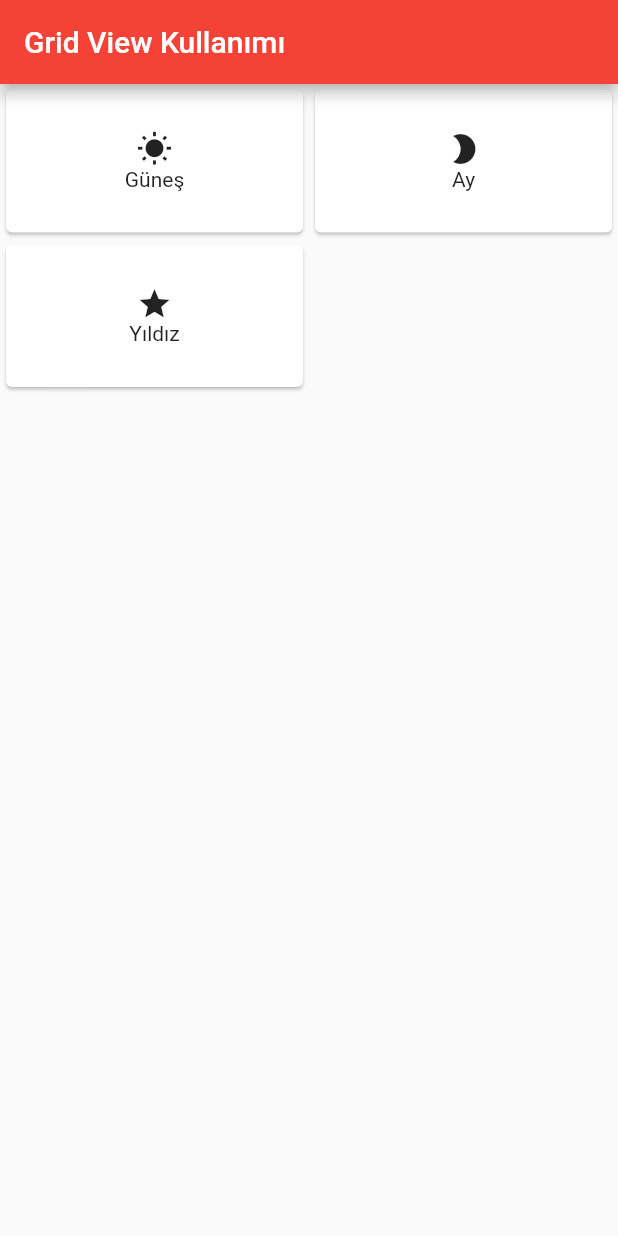
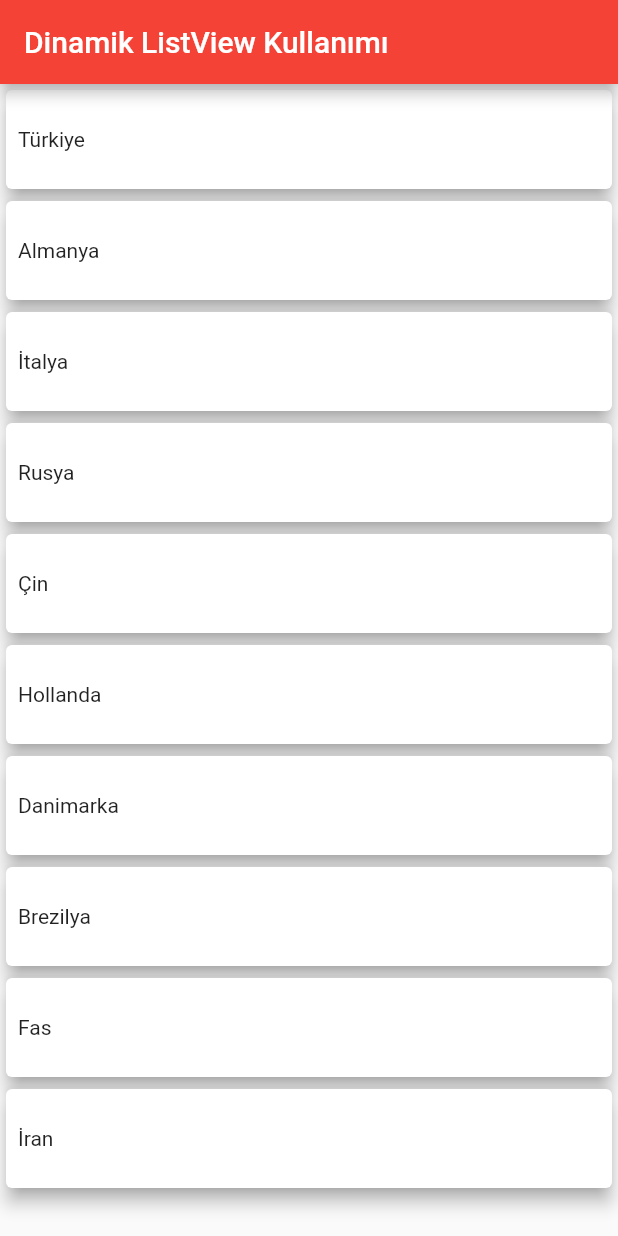
Before and after one commit to ahmtcylnn/flutter_begin, a Flutter app: the screen it shows after launch, on a phone screen of 412 x 824 dp. Run offline on Flutter 3.47's test engine with Material 2 defaults, Android fonts, the phone set to English and light mode, and no system bars.

Commit message:
Using Dinamic ListView

```diff
--- /dev/null
+++ b/lib/DinamicListView.dart
@@ -0,0 +1,51 @@
+import 'package:flutter/material.dart';
+
+class DinamicListView extends StatefulWidget {
+  const DinamicListView({super.key});
+
+  @override
+  State<DinamicListView> createState() => _DinamicListViewState();
+}
+
+class _DinamicListViewState extends State<DinamicListView> {
+  var ulkeler = [
+    "Türkiye",
+    "Almanya",
+    "İtalya",
+    "Rusya",
+    "Çin",
+    "Hollanda",
+    "Danimarka",
+    "Brezilya",
+    "Fas",
+    "İran"
+  ];
+
+  @override
+  Widget build(BuildContext context) {
+    return Scaffold(
+        appBar: AppBar(
+          title: const Text("Dinamik ListView Kullanımı"),
+        ),
+        body: ListView.builder(
+          itemCount: ulkeler.length,
+          itemBuilder: (context, indeks) {
+            return Card(
+              shadowColor: Colors.grey,
+              elevation: 5.0,
+              child: Padding(
+                padding: const EdgeInsets.all(8.0),
+                child: SizedBox(
+                  height: 50,
+                  child: Row(
+                    children: [
+                      Text(ulkeler[indeks]),
+                    ],
+                  ),
+                ),
+              ),
+            );
+          },
+        ));
+  }
+}
--- a/lib/main.dart
+++ b/lib/main.dart
@@ -1,5 +1,5 @@
 import 'package:flutter/material.dart';
-import 'package:flutter_begin/SbtGridViewKullanimi.dart';
+import 'package:flutter_begin/DinamicListView.dart';
 
 void main() {
   runApp(const MyApp());
@@ -16,7 +16,7 @@ class MyApp extends StatelessWidget {
       theme: ThemeData(
         primarySwatch: Colors.red,
       ),
-      home: const SbtGridViewKullanimi(),
+      home: const DinamicListView(),
     );
   }
 }
```
